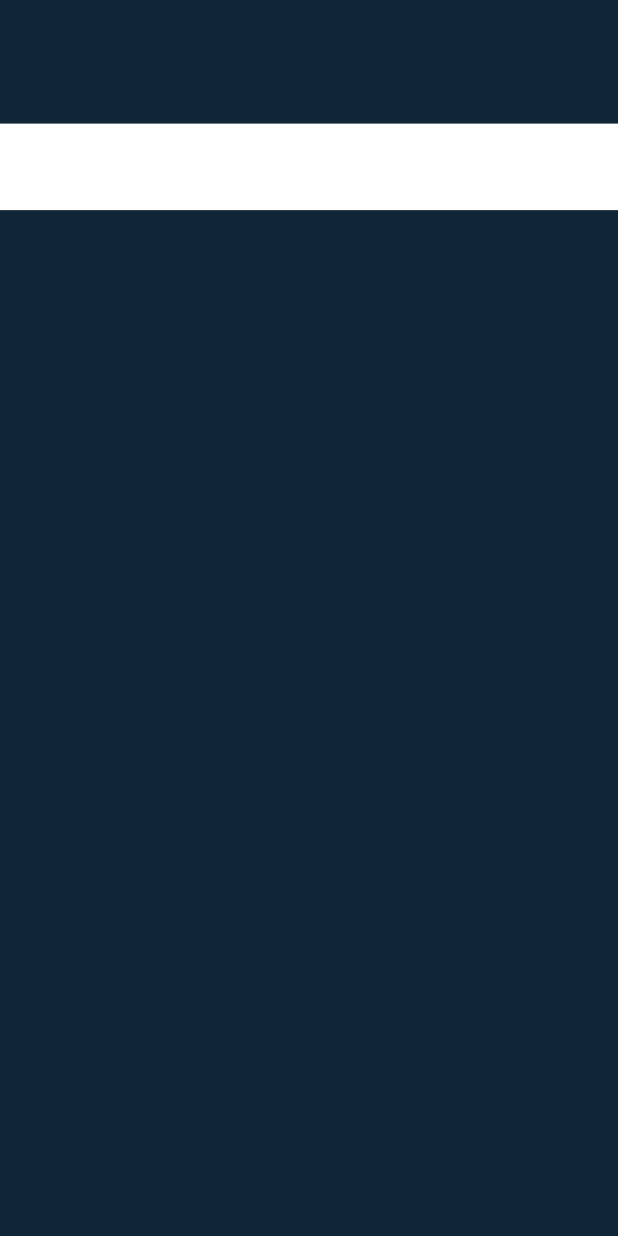
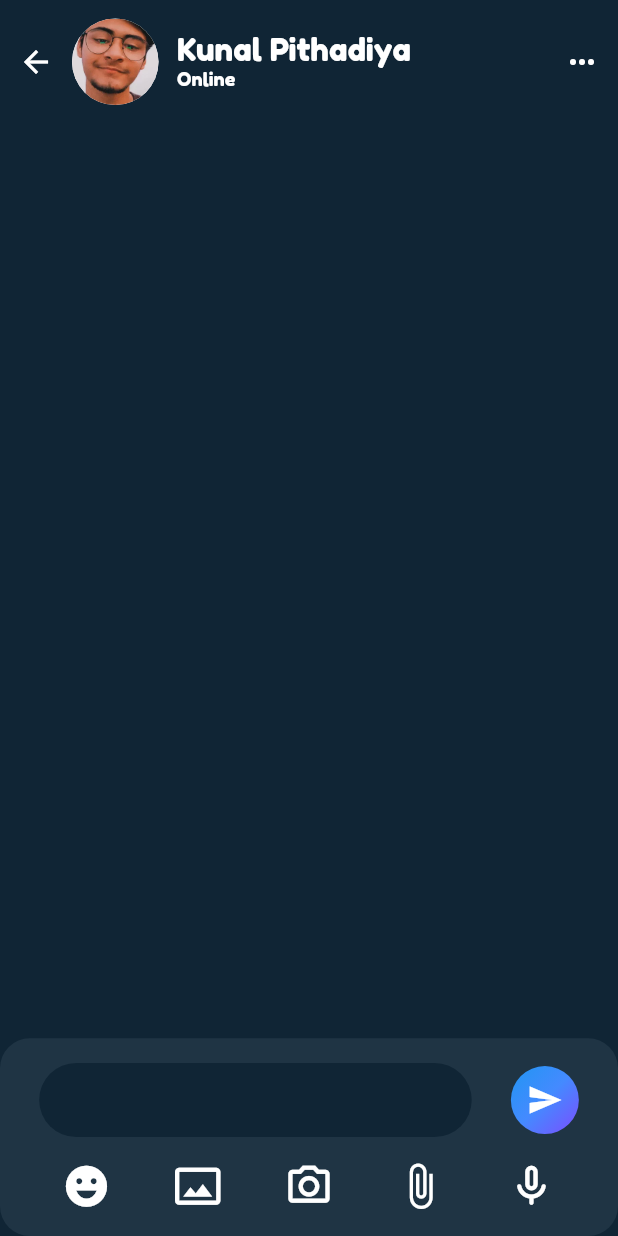
Before and after one commit to typecasted/chat_it, a Flutter app: the screen it shows after launch, on a phone screen of 412 x 824 dp. Run offline on Flutter 3.47's test engine with Material 2 defaults, Android fonts, the phone set to English and light mode, and no system bars.

Commit message:
second commit with changes

```diff
--- /dev/null
+++ b/lib/Componants/ChatScreenComponants/chat_screen_appBar.dart
@@ -0,0 +1,75 @@
+
+
+import 'package:flutter/cupertino.dart';
+import 'package:flutter/material.dart';
+
+import '../../size_config.dart';
+import '../componants.dart';
+
+class ChatScreenAppBar extends StatelessWidget {
+  const ChatScreenAppBar({
+    Key key,
+  }) : super(key: key);
+
+  @override
+  Widget build(BuildContext context) {
+    return SafeArea(
+      child: Container(
+        height: SizeConfig().heigth(context) * 0.1,
+        width: double.infinity,
+
+        child: Row(
+          children: [
+            IconButton(
+                icon: Icon(Icons.arrow_back),
+                color: Colors.white,
+                highlightColor: Colors.transparent,
+                focusColor: Colors.transparent,
+                splashColor: Colors.transparent,
+                hoverColor: Colors.transparent,
+                onPressed: (){
+
+                }),
+
+            CircleAvatar(
+              backgroundColor: Colors.white,
+              radius: SizeConfig().width(context) * 0.07,
+              backgroundImage: AssetImage('image/myPic.jpeg'),
+            ),
+
+            Padding(
+              padding: EdgeInsets.symmetric(vertical: SizeConfig().heigth(context) * 0.025, horizontal: SizeConfig().width(context) * 0.03),
+              child: Column(
+                // mainAxisAlignment: MainAxisAlignment.start,
+                crossAxisAlignment: CrossAxisAlignment.start,
+                children: [
+
+                  Text(
+                    'Kunal Pithadiya',
+                    style: textStyle.copyWith(fontSize: SizeConfig().heigth(context) * 0.025),
+                  ),
+
+                  Text(
+                    'Online',
+                    style: textStyle.copyWith(fontSize: SizeConfig().heigth(context) * 0.015),
+                  ),
+                ],
+              ),
+            ),
+
+            Spacer(),
+            IconButton(
+                icon: Icon(Icons.more_horiz_rounded),
+                color: Colors.white,
+                highlightColor: Colors.transparent,
+                focusColor: Colors.transparent,
+                splashColor: Colors.transparent,
+                hoverColor: Colors.transparent,
+                onPressed: (){
+                })
+          ],
+        ),
+      ),
+    );
+  }
+}
--- /dev/null
+++ b/lib/Componants/ChatScreenComponants/chat_screen_chatBox_panel.dart
@@ -0,0 +1,45 @@
+import 'package:flutter/cupertino.dart';
+import 'package:flutter/material.dart';
+
+import '../../size_config.dart';
+
+class ChatBoxOptionsPanel extends StatelessWidget {
+  const ChatBoxOptionsPanel({
+    Key key,
+  }) : super(key: key);
+
+  @override
+  Widget build(BuildContext context) {
+    return Row(
+      mainAxisAlignment: MainAxisAlignment.spaceEvenly,
+      children: [
+        Icon(
+          Icons.emoji_emotions,
+          color: Colors.white,
+          size: SizeConfig().heigth(context) * 0.04,
+        ),
+
+        Icon(
+          Icons.photo_size_select_actual_outlined,
+          color: Colors.white,
+          size: SizeConfig().heigth(context) * 0.04,
+        ),
+        Icon(
+          Icons.camera_alt_outlined,
+          color: Colors.white,
+          size: SizeConfig().heigth(context) * 0.04,
+        ),
+        Icon(
+          Icons.attach_file_outlined,
+          color: Colors.white,
+          size: SizeConfig().heigth(context) * 0.04,
+        ),
+        Icon(
+          Icons.mic_none_rounded,
+          color: Colors.white,
+          size: SizeConfig().heigth(context) * 0.04,
+        ),
+      ],
+    );
+  }
+}
--- /dev/null
+++ b/lib/Componants/ChatScreenComponants/chat_screen_send_message_button.dart
@@ -0,0 +1,42 @@
+import 'package:flutter/cupertino.dart';
+import 'package:flutter/material.dart';
+
+import '../../size_config.dart';
+
+class SendMessageButton extends StatelessWidget {
+  const SendMessageButton({
+    Key key,
+  }) : super(key: key);
+
+  @override
+  Widget build(BuildContext context) {
+    return Container(
+      height :SizeConfig().heigth(context) * 0.055,
+      width: SizeConfig().heigth(context) * 0.055,
+
+      decoration: BoxDecoration(
+        gradient: LinearGradient(
+          begin: Alignment.topLeft,
+          end: Alignment.bottomRight,
+          colors: [
+            Colors.blue,
+            Colors.blueAccent.shade200,
+            Colors.deepPurpleAccent.shade200,
+          ],),
+        borderRadius: BorderRadius.circular(30.0),
+      ),
+
+      child: IconButton(
+          icon: Icon(Icons.send),
+          color: Colors.white,
+          highlightColor: Colors.transparent,
+          focusColor: Colors.transparent,
+          splashColor: Colors.transparent,
+          hoverColor: Colors.transparent,
+          onPressed: (){
+
+          }),
+
+    );
+  }
+}
--- /dev/null
+++ b/lib/Componants/ChatScreenComponants/chat_screen_textaField.dart
@@ -0,0 +1,55 @@
+
+import 'package:chat_it/Componants/componants.dart';
+import 'package:flutter/cupertino.dart';
+import 'package:flutter/material.dart';
+
+import '../../size_config.dart';
+
+class ChatScreenTextField extends StatelessWidget {
+  const ChatScreenTextField({
+    Key key,
+  }) : super(key: key);
+
+  @override
+  Widget build(BuildContext context) {
+    return Container(
+      height:SizeConfig().heigth(context) * 0.06,
+      width: SizeConfig().width(context) * 0.7,
+
+      child: Center(
+        child: TextField(
+
+          style: textStyle.copyWith(fontSize: SizeConfig().heigth(context) * 0.02),
+
+          decoration: InputDecoration(
+
+            fillColor: Color(0xFF102535),
+            filled: true,
+            border: OutlineInputBorder(
+              borderRadius: BorderRadius.circular(30),
+            ),
+            focusedBorder: OutlineInputBorder(
+                borderRadius: BorderRadius.circular(30),
+                borderSide: BorderSide(
+                  color: Colors.transparent,
+                ),
+            ),
+            enabledBorder: OutlineInputBorder(
+              borderRadius: BorderRadius.circular(30),
+              borderSide: BorderSide(
+                color: Colors.transparent,
+              ),
+            ),
+
+            disabledBorder: OutlineInputBorder(
+              borderRadius: BorderRadius.circular(30),
+              borderSide: BorderSide(
+                color: Colors.transparent,
+              ),
+            ),
+          ),
+        ),
+      ),
+    );
+  }
+}
--- a/lib/Componants/home_screen_appBar.dart
+++ b/lib/Componants/HomeScreenComponants/home_screen_appBar.dart
@@ -2,8 +2,8 @@
 import 'package:flutter/cupertino.dart';
 import 'package:flutter/material.dart';
 
-import '../size_config.dart';
-import 'componants.dart';
+import '../../size_config.dart';
+import '../componants.dart';
 
 class HomeScreenAppBar extends StatelessWidget {
   const HomeScreenAppBar({
--- a/lib/Componants/new_message_button.dart
+++ b/lib/Componants/HomeScreenComponants/home_screen_new_message_button.dart
@@ -1,4 +1,3 @@
-
 import 'package:chat_it/size_config.dart';
 import 'package:flutter/cupertino.dart';
 import 'package:flutter/material.dart';
--- a/lib/Componants/home_screen_searchbar.dart
+++ b/lib/Componants/HomeScreenComponants/home_screen_searchbar.dart
@@ -2,7 +2,7 @@
 import 'package:flutter/cupertino.dart';
 import 'package:flutter/material.dart';
 
-import '../size_config.dart';
+import '../../size_config.dart';
 
 class HomeScreenSearchBox extends StatelessWidget {
   const HomeScreenSearchBox({
--- a/lib/Componants/inputField.dart
+++ b/lib/Componants/Sign_In_Up_Componants/sign_in_up_inputField.dart
@@ -2,8 +2,8 @@
 import 'package:flutter/cupertino.dart';
 import 'package:flutter/material.dart';
 
-import '../size_config.dart';
-import 'componants.dart';
+import '../../size_config.dart';
+import '../componants.dart';
 
 class InputField extends StatelessWidget {
 
--- a/lib/main.dart
+++ b/lib/main.dart
@@ -19,6 +19,7 @@ class MyApp extends StatelessWidget {
   @override
   Widget build(BuildContext context) {
     return MaterialApp(
+      debugShowCheckedModeBanner: false,
       title: 'Flutter Demo',
       theme: ThemeData(
         primarySwatch: Colors.blue,
--- a/lib/screens/Chat_Screen.dart
+++ b/lib/screens/Chat_Screen.dart
@@ -1,7 +1,12 @@
 
 
 
+import 'file:///C:/Users/Lenovo/AndroidStudioProjects/chat_it/lib/Componants/ChatScreenComponants/chat_screen_appBar.dart';
+import 'file:///C:/Users/Lenovo/AndroidStudioProjects/chat_it/lib/Componants/ChatScreenComponants/chat_screen_chatBox_panel.dart';
+import 'file:///C:/Users/Lenovo/AndroidStudioProjects/chat_it/lib/Componants/ChatScreenComponants/chat_screen_send_message_button.dart';
+import 'file:///C:/Users/Lenovo/AndroidStudioProjects/chat_it/lib/Componants/ChatScreenComponants/chat_screen_textaField.dart';
 import 'package:chat_it/size_config.dart';
+import 'package:flutter/cupertino.dart';
 import 'package:flutter/material.dart';
 
 class ChatScreen extends StatefulWidget {
@@ -18,18 +23,32 @@ class _ChatScreenState extends State<ChatScreen> {
       backgroundColor: Color(0xFF102535),
 
       body: Column(
+        mainAxisAlignment: MainAxisAlignment.spaceBetween,
         children: [
-          SafeArea(
-            child: Container(
-              height: SizeConfig().heigth(context) * 0.1,
-              width: double.infinity,
-            ),
-          ),
+          ChatScreenAppBar(),
+
 
           Container(
-            height: SizeConfig().heigth(context) * 0.07,
+            height: SizeConfig().heigth(context) * 0.16,
             width: double.infinity,
-            color: Colors.white,
+
+            decoration: BoxDecoration(
+              color: Color(0xEE203545),
+              borderRadius: BorderRadius.circular(20.0),
+            ),
+            child: Column(
+              mainAxisAlignment: MainAxisAlignment.spaceEvenly,
+              children: [
+                Row(
+                    mainAxisAlignment: MainAxisAlignment.spaceEvenly,
+                    children: [
+                      ChatScreenTextField(),
+                      SendMessageButton(),
+                    ],
+                  ),
+                ChatBoxOptionsPanel()
+              ],
+            ),
           ),
         ],
       ),
--- a/lib/screens/SignIn_Screen.dart
+++ b/lib/screens/SignIn_Screen.dart
@@ -1,6 +1,6 @@
-import 'package:chat_it/Componants/SignIn_Up%20Button.dart';
+import 'package:chat_it/Componants/Sign_In_Up_Componants/SignIn_Up%20Button.dart';
 import 'package:chat_it/Componants/componants.dart';
-import 'package:chat_it/Componants/inputField.dart';
+import 'file:///C:/Users/Lenovo/AndroidStudioProjects/chat_it/lib/Componants/Sign_In_Up_Componants/sign_in_up_inputField.dart';
 import 'package:chat_it/size_config.dart';
 import 'package:flutter/material.dart';
 
--- a/lib/screens/SignUp_Screen.dart
+++ b/lib/screens/SignUp_Screen.dart
@@ -1,13 +1,12 @@
 
-import 'package:chat_it/Componants/SignIn_Up%20Button.dart';
+import 'package:chat_it/Componants/Sign_In_Up_Componants/SignIn_Up%20Button.dart';
 import 'package:chat_it/Componants/componants.dart';
-import 'package:chat_it/Componants/inputField.dart';
+import 'file:///C:/Users/Lenovo/AndroidStudioProjects/chat_it/lib/Componants/Sign_In_Up_Componants/sign_in_up_inputField.dart';
 import 'package:flutter/cupertino.dart';
 import 'package:flutter/material.dart';
 
 import '../size_config.dart';
 import 'Home_Screen.dart';
-import 'SignIn_Screen.dart';
 
 class SignUpScreen extends StatefulWidget {
   static String id = 'sign_up_screen';
--- a/lib/screens/starting_screen.dart
+++ b/lib/screens/starting_screen.dart
@@ -1,4 +1,4 @@
-import 'file:///C:/Users/Lenovo/AndroidStudioProjects/chat_it/lib/Componants/SignIn_Up%20Button.dart';
+import 'package:chat_it/Componants/Sign_In_Up_Componants/SignIn_Up%20Button.dart';
 import 'package:chat_it/Componants/componants.dart';
 import 'package:chat_it/screens/SignIn_Screen.dart';
 import 'package:chat_it/screens/SignUp_Screen.dart';
```
Also changed, not shown: lib/screens/Home_Screen.dart (+4 -5 lines), lib/Componants/Sign_In_Up_Componants/SignIn_Up Button.dart (renamed from lib/Componants/SignIn_Up Button.dart).
